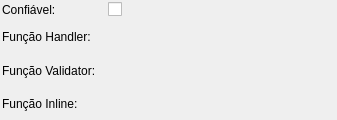
Qt form libpgmodeler_ui/ui/linguagemwidget.ui (pgmodeler/pgmodeler) before a commit.
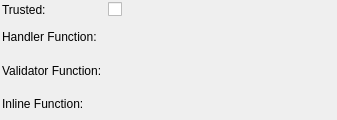
The same form after that commit.

What changed in the file:
```diff
--- a/libpgmodeler_ui/ui/linguagemwidget.ui
+++ b/libpgmodeler_ui/ui/linguagemwidget.ui
@@ -41,7 +41,7 @@
       </size>
      </property>
      <property name="text">
-      <string>Confiável:</string>
+      <string>Trusted:</string>
      </property>
     </widget>
    </item>
@@ -67,7 +67,7 @@
       </size>
      </property>
      <property name="text">
-      <string>Função Handler:</string>
+      <string>Handler Function:</string>
      </property>
     </widget>
    </item>
@@ -86,7 +86,7 @@
       </size>
      </property>
      <property name="text">
-      <string>Função Validator:</string>
+      <string>Validator Function:</string>
      </property>
     </widget>
    </item>
@@ -105,7 +105,7 @@
       </size>
      </property>
      <property name="text">
-      <string>Função Inline:</string>
+      <string>Inline Function:</string>
      </property>
     </widget>
    </item>
```
